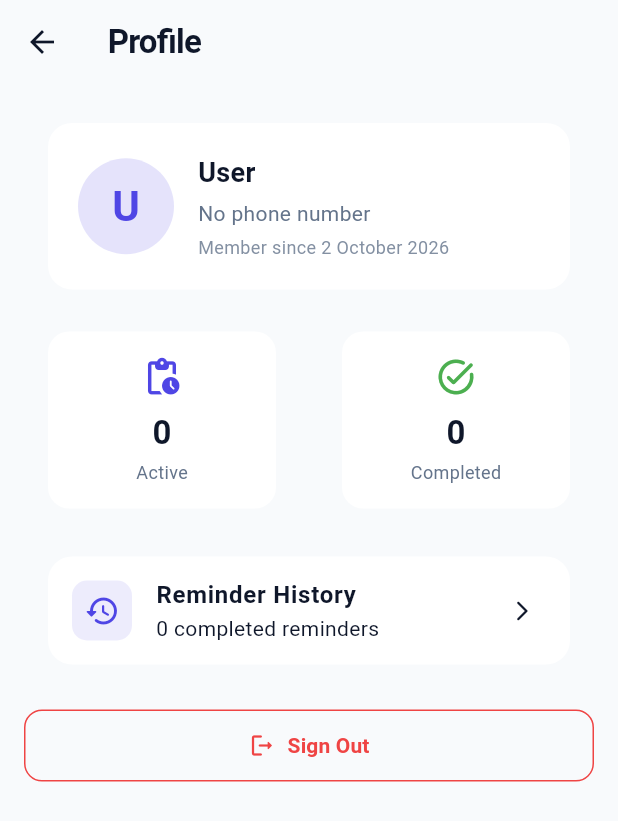
After one commit to sarveshm555/Don-t-Miss-App, a Flutter app: the ProfileScreen screen opened directly, on a phone screen of 412 x 824 dp. The commit adds this screen. Shown: the top 821 px of the screen. Run offline on Flutter 3.47's test engine with Material 3 defaults, Android fonts, the phone set to English and light mode, and no system bars; our stand-ins replace flutter_local_notifications, flutter_timezone, shared_preferences, timezone; missing offline and left inert: dart:html; accounts and stored records are empty.

Commit message:
feat: add reminder history

```diff
--- a/lib/models/task.dart
+++ b/lib/models/task.dart
@@ -15,6 +15,7 @@ class Task {
   final List<String> channels;
   final bool isNotificationEnabled;
   final bool isCompleted;
+  final DateTime? completedAt;
   final DateTime createdAt;
   final DateTime? updatedAt;
 
@@ -31,6 +32,7 @@ class Task {
     this.channels = const ['local', 'whatsapp'],
     this.isNotificationEnabled = true,
     this.isCompleted = false,
+    this.completedAt,
     required this.createdAt,
     this.updatedAt,
   });
@@ -94,6 +96,8 @@ class Task {
     List<String>? channels,
     bool? isNotificationEnabled,
     bool? isCompleted,
+    DateTime? completedAt,
+    bool clearCompletedAt = false,
     DateTime? createdAt,
     DateTime? updatedAt,
   }) {
@@ -110,6 +114,7 @@ class Task {
       channels: channels ?? this.channels,
       isNotificationEnabled: isNotificationEnabled ?? this.isNotificationEnabled,
       isCompleted: isCompleted ?? this.isCompleted,
+      completedAt: clearCompletedAt ? null : (completedAt ?? this.completedAt),
       createdAt: createdAt ?? this.createdAt,
       updatedAt: updatedAt ?? this.updatedAt,
     );
@@ -130,6 +135,7 @@ class Task {
       'channels': channels,
       'isNotificationEnabled': isNotificationEnabled,
       'isCompleted': isCompleted,
+      'completedAt': completedAt?.toIso8601String(),
       'createdAt': createdAt.toIso8601String(),
       'updatedAt': (updatedAt ?? createdAt).toIso8601String(),
     };
@@ -152,6 +158,9 @@ class Task {
           : const ['local', 'whatsapp'],
       isNotificationEnabled: json['isNotificationEnabled'] as bool? ?? true,
       isCompleted: json['isCompleted'] as bool? ?? false,
+      completedAt: (json['completedAt'] ?? json['completed_at']) != null
+          ? DateTime.parse((json['completedAt'] ?? json['completed_at']) as String)
+          : null,
       createdAt: json['createdAt'] != null
           ? DateTime.parse(json['createdAt'] as String)
           : DateTime.now(),
--- a/lib/screens/home_screen.dart
+++ b/lib/screens/home_screen.dart
@@ -10,6 +10,8 @@ import '../widgets/empty_state_view.dart';
 import '../widgets/task_card.dart';
 import '../widgets/task_stats_card.dart';
 import 'add_edit_task_screen.dart';
+import 'history_screen.dart';
+import 'profile_screen.dart';
 
 /// The main dashboard view displaying task statistics, filters, search, and list.
 class HomeScreen extends StatefulWidget {
@@ -91,6 +93,17 @@ class _HomeScreenState extends State<HomeScreen> {
             tooltip: 'AI Reminder Assistant',
             color: AppColors.primary,
             onPressed: () => _openAiAssistant(context),
+          ),
+          IconButton(
+            key: const Key('home_history_action_button'),
+            icon: const Icon(Icons.history_rounded),
+            tooltip: 'Reminder History',
+            color: AppColors.primary,
+            onPressed: () {
+              Navigator.of(context).push(
+                MaterialPageRoute(builder: (_) => const HistoryScreen()),
+              );
+            },
           ),
           const _AccountActionButton(),
           const SizedBox(width: 4),
@@ -399,7 +412,15 @@ class _AccountActionButton extends StatelessWidget {
       icon: const Icon(Icons.account_circle_outlined, color: AppColors.primary),
       tooltip: 'Account',
       onSelected: (value) async {
-        if (value == 'sign_out') {
+        if (value == 'profile') {
+          Navigator.of(context).push(
+            MaterialPageRoute(builder: (_) => const ProfileScreen()),
+          );
+        } else if (value == 'history') {
+          Navigator.of(context).push(
+            MaterialPageRoute(builder: (_) => const HistoryScreen()),
+          );
+        } else if (value == 'sign_out') {
           await context.read<AuthProvider>().signOut();
         }
       },
@@ -432,6 +453,38 @@ class _AccountActionButton extends StatelessWidget {
           ),
         ),
         const PopupMenuItem<String>(
+          value: 'profile',
+          child: Row(
+            children: [
+              Icon(Icons.person_outline_rounded, color: AppColors.primary, size: 20),
+              SizedBox(width: 8),
+              Text(
+                'Profile',
+                style: TextStyle(
+                  color: AppColors.textPrimaryLight,
+                  fontWeight: FontWeight.w500,
+                ),
+              ),
+            ],
+          ),
+        ),
+        const PopupMenuItem<String>(
+          value: 'history',
+          child: Row(
+            children: [
+              Icon(Icons.history_rounded, color: AppColors.primary, size: 20),
+              SizedBox(width: 8),
+              Text(
+                'Reminder History',
+                style: TextStyle(
+                  color: AppColors.textPrimaryLight,
+                  fontWeight: FontWeight.w500,
+                ),
+              ),
+            ],
+          ),
+        ),
+        const PopupMenuItem<String>(
           value: 'sign_out',
           child: Row(
             children: [
--- /dev/null
+++ b/lib/screens/profile_screen.dart
@@ -0,0 +1,236 @@
+import 'package:flutter/material.dart';
+import 'package:intl/intl.dart';
+import 'package:provider/provider.dart';
+import '../core/constants/app_colors.dart';
+import '../providers/auth_provider.dart';
+import '../providers/task_provider.dart';
+import 'history_screen.dart';
+
+/// Screen displaying the user's profile information, statistics, history access, and session actions.
+class ProfileScreen extends StatelessWidget {
+  const ProfileScreen({super.key});
+
+  @override
+  Widget build(BuildContext context) {
+    final isDark = Theme.of(context).brightness == Brightness.dark;
+    final auth = context.watch<AuthProvider>();
+    final taskProvider = context.watch<TaskProvider>();
+    final user = auth.currentUser;
+
+    final userName = (user?.name != null && user!.name.trim().isNotEmpty)
+        ? user.name.trim()
+        : 'User';
+    final userPhone =
+        (user?.phoneNumber != null && user!.phoneNumber.trim().isNotEmpty)
+            ? user.phoneNumber.trim()
+            : 'No phone number';
+    final joinDate = user?.createdAt != null
+        ? DateFormat('d MMMM yyyy').format(user!.createdAt)
+        : null;
+
+    return Scaffold(
+      appBar: AppBar(
+        title: const Text(
+          'Profile',
+          style: TextStyle(fontWeight: FontWeight.bold),
+        ),
+      ),
+      body: ListView(
+        padding: const EdgeInsets.symmetric(horizontal: 16.0, vertical: 20.0),
+        children: [
+          // Profile Avatar & Info Card
+          Card(
+            shape: RoundedRectangleBorder(borderRadius: BorderRadius.circular(16)),
+            child: Padding(
+              padding: const EdgeInsets.all(20.0),
+              child: Row(
+                children: [
+                  CircleAvatar(
+                    radius: 32,
+                    backgroundColor: AppColors.primary.withValues(alpha: 0.15),
+                    child: Text(
+                      userName.isNotEmpty ? userName[0].toUpperCase() : 'U',
+                      style: const TextStyle(
+                        fontSize: 28,
+                        fontWeight: FontWeight.bold,
+                        color: AppColors.primary,
+                      ),
+                    ),
+                  ),
+                  const SizedBox(width: 16),
+                  Expanded(
+                    child: Column(
+                      crossAxisAlignment: CrossAxisAlignment.start,
+                      children: [
+                        Text(
+                          userName,
+                          style: TextStyle(
+                            fontSize: 18,
+                            fontWeight: FontWeight.bold,
+                            color: isDark
+                                ? AppColors.textPrimaryDark
+                                : AppColors.textPrimaryLight,
+                          ),
+                        ),
+                        const SizedBox(height: 4),
+                        Text(
+                          userPhone,
+                          style: TextStyle(
+                            fontSize: 14,
+                            color: isDark
+                                ? AppColors.textSecondaryDark
+                                : AppColors.textSecondaryLight,
+                          ),
+                        ),
+                        if (joinDate != null) ...[
+                          const SizedBox(height: 4),
+                          Text(
+                            'Member since $joinDate',
+                            style: TextStyle(
+                              fontSize: 12,
+                              color: isDark
+                                  ? AppColors.textSecondaryDark.withValues(alpha: 0.8)
+                                  : AppColors.textSecondaryLight.withValues(alpha: 0.8),
+                            ),
+                          ),
+                        ],
+                      ],
+                    ),
+                  ),
+                ],
+              ),
+            ),
+          ),
+
+          const SizedBox(height: 16),
+
+          // Overview Statistics
+          Row(
+            children: [
+              Expanded(
+                child: _buildStatCard(
+                  title: 'Active',
+                  count: taskProvider.pendingCount,
+                  icon: Icons.pending_actions_rounded,
+                  color: AppColors.primary,
+                  isDark: isDark,
+                ),
+              ),
+              const SizedBox(width: 12),
+              Expanded(
+                child: _buildStatCard(
+                  title: 'Completed',
+                  count: taskProvider.completedCount,
+                  icon: Icons.task_alt_rounded,
+                  color: Colors.green,
+                  isDark: isDark,
+                ),
+              ),
+            ],
+          ),
+
+          const SizedBox(height: 20),
+
+          // Navigation Section: History
+          Card(
+            shape: RoundedRectangleBorder(borderRadius: BorderRadius.circular(16)),
+            child: ListTile(
+              key: const Key('profile_history_tile'),
+              leading: Container(
+                padding: const EdgeInsets.all(8),
+                decoration: BoxDecoration(
+                  color: AppColors.primary.withValues(alpha: 0.1),
+                  borderRadius: BorderRadius.circular(10),
+                ),
+                child: const Icon(
+                  Icons.history_rounded,
+                  color: AppColors.primary,
+                ),
+              ),
+              title: const Text(
+                'Reminder History',
+                style: TextStyle(fontWeight: FontWeight.w600),
+              ),
+              subtitle: Text(
+                '${taskProvider.completedCount} completed ${taskProvider.completedCount == 1 ? 'reminder' : 'reminders'}',
+              ),
+              trailing: const Icon(Icons.arrow_forward_ios_rounded, size: 16),
+              onTap: () {
+                Navigator.of(context).push(
+                  MaterialPageRoute(builder: (_) => const HistoryScreen()),
+                );
+              },
+            ),
+          ),
+
+          const SizedBox(height: 24),
+
+          // Sign Out Button
+          OutlinedButton.icon(
+            key: const Key('profile_sign_out_button'),
+            icon: const Icon(Icons.logout_rounded, color: AppColors.error),
+            label: const Text(
+              'Sign Out',
+              style: TextStyle(
+                color: AppColors.error,
+                fontWeight: FontWeight.bold,
+              ),
+            ),
+            style: OutlinedButton.styleFrom(
+              side: const BorderSide(color: AppColors.error),
+              padding: const EdgeInsets.symmetric(vertical: 14),
+              shape: RoundedRectangleBorder(
+                borderRadius: BorderRadius.circular(12),
+              ),
+            ),
+            onPressed: () async {
+              Navigator.of(context).pop();
+              await auth.signOut();
+            },
+          ),
+        ],
+      ),
+    );
+  }
+
+  Widget _buildStatCard({
+    required String title,
+    required int count,
+    required IconData icon,
+    required Color color,
+    required bool isDark,
+  }) {
+    return Card(
+      shape: RoundedRectangleBorder(borderRadius: BorderRadius.circular(14)),
+      child: Padding(
+        padding: const EdgeInsets.all(16.0),
+        child: Column(
+          children: [
+            Icon(icon, color: color, size: 28),
+            const SizedBox(height: 8),
+            Text(
+              '$count',
+              style: TextStyle(
+                fontSize: 22,
+                fontWeight: FontWeight.bold,
+                color: isDark
+                    ? AppColors.textPrimaryDark
+                    : AppColors.textPrimaryLight,
+              ),
+            ),
+            const SizedBox(height: 2),
+            Text(
+              title,
+              style: TextStyle(
+                fontSize: 12,
+                color: isDark
+                    ? AppColors.textSecondaryDark
+                    : AppColors.textSecondaryLight,
+              ),
+            ),
+          ],
+        ),
+      ),
+    );
+  }
+}
```
Also changed, not shown: lib/providers/task_provider.dart (+22 -3 lines), lib/screens/history_screen.dart (added, +248 -0 lines), lib/services/reminder_sync_service.dart (+14 -0 lines), 6 other files.
